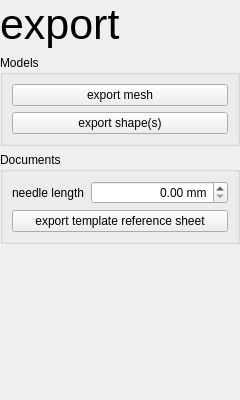
nsmela/brachify, file src/windows/ui/export_view.ui: the form before one commit.
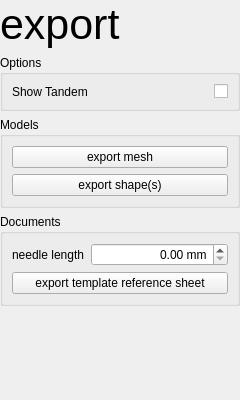
The form after the commit.

Commit message: showing tandem in export view

The edit to the form file:
```diff
--- a/src/windows/ui/export_view.ui
+++ b/src/windows/ui/export_view.ui
@@ -38,6 +38,35 @@
      </property>
     </widget>
    </item>
+   <item>
+    <widget class="QGroupBox" name="groupBox_3">
+     <property name="title">
+      <string>Options</string>
+     </property>
+     <layout class="QFormLayout" name="formLayout_2">
+      <item row="0" column="0">
+       <widget class="QLabel" name="label_2">
+        <property name="text">
+         <string>Show Tandem</string>
+        </property>
+       </widget>
+      </item>
+      <item row="0" column="1">
+       <widget class="QCheckBox" name="cb_tandem_shown">
+        <property name="layoutDirection">
+         <enum>Qt::RightToLeft</enum>
+        </property>
+        <property name="text">
+         <string/>
+        </property>
+        <property name="checked">
+         <bool>false</bool>
+        </property>
+       </widget>
+      </item>
+     </layout>
+    </widget>
+   </item>
    <item>
     <widget class="QGroupBox" name="groupBox">
      <property name="title">
```
The commit also changes 4 other files.
